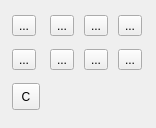
First picture: the form in app/ui/displayoption.ui, repository pencil2d/pencil, before the edit.
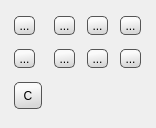
Second picture: the form after the edit. Icons and pictures are not drawn.

Diff of the .ui file:
```diff
--- a/app/ui/displayoption.ui
+++ b/app/ui/displayoption.ui
@@ -40,6 +40,20 @@
      <property name="toolTip">
       <string>Show invisible lines</string>
      </property>
+     <property name="styleSheet">
+      <string notr="true">QToolButton { 
+background-color: qlineargradient(spread:pad, x1:0.187818, y1:0.949, x2:0.0851364, y2:0.278, stop:0 rgba(216, 216, 216, 255), stop:1 rgba(250, 250, 250, 255));
+
+border:1px solid #555555;
+
+border-radius:5px;
+}
+
+QToolButton:pressed, QToolButton:checked { 
+background-color: qlineargradient(spread:pad, x1:0.187818, y1:0.949, x2:0.085, y2:0.0791364, stop:0 rgba(246, 252, 255, 255), stop:1 rgba(204, 217, 250, 255));
+border:1px solid blue;
+}</string>
+     </property>
      <property name="text">
       <string>...</string>
      </property>
@@ -63,6 +77,20 @@
      <property name="toolTip">
       <string>Horizontal flip</string>
      </property>
+     <property name="styleSheet">
+      <string notr="true">QToolButton { 
+background-color: qlineargradient(spread:pad, x1:0.187818, y1:0.949, x2:0.0851364, y2:0.278, stop:0 rgba(216, 216, 216, 255), stop:1 rgba(250, 250, 250, 255));
+
+border:1px solid #555555;
+
+border-radius:5px;
+}
+
+QToolButton:pressed, QToolButton:checked { 
+background-color: qlineargradient(spread:pad, x1:0.187818, y1:0.949, x2:0.085, y2:0.0791364, stop:0 rgba(246, 252, 255, 255), stop:1 rgba(204, 217, 250, 255));
+border:1px solid blue;
+}</string>
+     </property>
      <property name="text">
       <string>...</string>
      </property>
@@ -89,6 +117,23 @@
      <property name="statusTip">
       <string>Onion skin previous frame</string>
      </property>
+     <property name="autoFillBackground">
+      <bool>false</bool>
+     </property>
+     <property name="styleSheet">
+      <string notr="true">QToolButton { 
+background-color: qlineargradient(spread:pad, x1:0.187818, y1:0.949, x2:0.0851364, y2:0.278, stop:0 rgba(216, 216, 216, 255), stop:1 rgba(250, 250, 250, 255));
+
+border:1px solid #555555;
+
+border-radius:5px;
+}
+
+QToolButton:pressed, QToolButton:checked { 
+background-color: qlineargradient(spread:pad, x1:0.187818, y1:0.949, x2:0.085, y2:0.0791364, stop:0 rgba(246, 252, 255, 255), stop:1 rgba(204, 217, 250, 255));
+border:1px solid blue;
+}</string>
+     </property>
      <property name="text">
       <string>...</string>
      </property>
@@ -121,6 +166,23 @@
      <property name="statusTip">
       <string>Onion skin color: blue</string>
      </property>
+     <property name="autoFillBackground">
+      <bool>false</bool>
+     </property>
+     <property name="styleSheet">
+      <string notr="true">QToolButton { 
+background-color: qlineargradient(spread:pad, x1:0.187818, y1:0.949, x2:0.0851364, y2:0.278, stop:0 rgba(216, 216, 216, 255), stop:1 rgba(250, 250, 250, 255));
+
+border:1px solid #555555;
+
+border-radius:5px;
+}
+
+QToolButton:pressed, QToolButton:checked { 
+background-color: qlineargradient(spread:pad, x1:0.187818, y1:0.949, x2:0.085, y2:0.0791364, stop:0 rgba(246, 252, 255, 255), stop:1 rgba(204, 217, 250, 255));
+border:1px solid blue;
+}</string>
+     </property>
      <property name="text">
       <string>...</string>
      </property>
@@ -144,6 +206,20 @@
      <property name="toolTip">
       <string>Vertical flip</string>
      </property>
+     <property name="styleSheet">
+      <string notr="true">QToolButton { 
+background-color: qlineargradient(spread:pad, x1:0.187818, y1:0.949, x2:0.0851364, y2:0.278, stop:0 rgba(216, 216, 216, 255), stop:1 rgba(250, 250, 250, 255));
+
+border:1px solid #555555;
+
+border-radius:5px;
+}
+
+QToolButton:pressed, QToolButton:checked { 
+background-color: qlineargradient(spread:pad, x1:0.187818, y1:0.949, x2:0.085, y2:0.0791364, stop:0 rgba(246, 252, 255, 255), stop:1 rgba(204, 217, 250, 255));
+border:1px solid blue;
+}</string>
+     </property>
      <property name="text">
       <string>...</string>
      </property>
@@ -170,6 +246,20 @@
      <property name="statusTip">
       <string>Onion skin next frame</string>
      </property>
+     <property name="styleSheet">
+      <string notr="true">QToolButton { 
+background-color: qlineargradient(spread:pad, x1:0.187818, y1:0.949, x2:0.0851364, y2:0.278, stop:0 rgba(216, 216, 216, 255), stop:1 rgba(250, 250, 250, 255));
+
+border:1px solid #555555;
+
+border-radius:5px;
+}
+
+QToolButton:pressed, QToolButton:checked { 
+background-color: qlineargradient(spread:pad, x1:0.187818, y1:0.949, x2:0.085, y2:0.0791364, stop:0 rgba(246, 252, 255, 255), stop:1 rgba(204, 217, 250, 255));
+border:1px solid blue;
+}</string>
+     </property>
      <property name="text">
       <string>...</string>
      </property>
@@ -193,6 +283,20 @@
      <property name="toolTip">
       <string>Show outlines only</string>
      </property>
+     <property name="styleSheet">
+      <string notr="true">QToolButton { 
+background-color: qlineargradient(spread:pad, x1:0.187818, y1:0.949, x2:0.0851364, y2:0.278, stop:0 rgba(216, 216, 216, 255), stop:1 rgba(250, 250, 250, 255));
+
+border:1px solid #555555;
+
+border-radius:5px;
+}
+
+QToolButton:pressed, QToolButton:checked { 
+background-color: qlineargradient(spread:pad, x1:0.187818, y1:0.949, x2:0.085, y2:0.0791364, stop:0 rgba(246, 252, 255, 255), stop:1 rgba(204, 217, 250, 255));
+border:1px solid blue;
+}</string>
+     </property>
      <property name="text">
       <string>...</string>
      </property>
@@ -219,6 +323,20 @@
      <property name="statusTip">
       <string>Onion skin color: red</string>
      </property>
+     <property name="styleSheet">
+      <string notr="true">QToolButton { 
+background-color: qlineargradient(spread:pad, x1:0.187818, y1:0.949, x2:0.0851364, y2:0.278, stop:0 rgba(216, 216, 216, 255), stop:1 rgba(250, 250, 250, 255));
+
+border:1px solid #555555;
+
+border-radius:5px;
+}
+
+QToolButton:pressed, QToolButton:checked { 
+background-color: qlineargradient(spread:pad, x1:0.187818, y1:0.949, x2:0.085, y2:0.0791364, stop:0 rgba(246, 252, 255, 255), stop:1 rgba(204, 217, 250, 255));
+border:1px solid blue;
+}</string>
+     </property>
      <property name="text">
       <string>...</string>
      </property>
@@ -257,6 +375,20 @@
      <property name="autoFillBackground">
       <bool>false</bool>
      </property>
+     <property name="styleSheet">
+      <string notr="true">QToolButton { 
+background-color: qlineargradient(spread:pad, x1:0.187818, y1:0.949, x2:0.0851364, y2:0.278, stop:0 rgba(216, 216, 216, 255), stop:1 rgba(250, 250, 250, 255));
+
+border:1px solid #555555;
+
+border-radius:5px;
+}
+
+QToolButton:pressed, QToolButton:checked { 
+background-color: qlineargradient(spread:pad, x1:0.187818, y1:0.949, x2:0.085, y2:0.0791364, stop:0 rgba(246, 252, 255, 255), stop:1 rgba(204, 217, 250, 255));
+border:1px solid blue;
+}</string>
+     </property>
      <property name="text">
       <string>C</string>
      </property>
```
